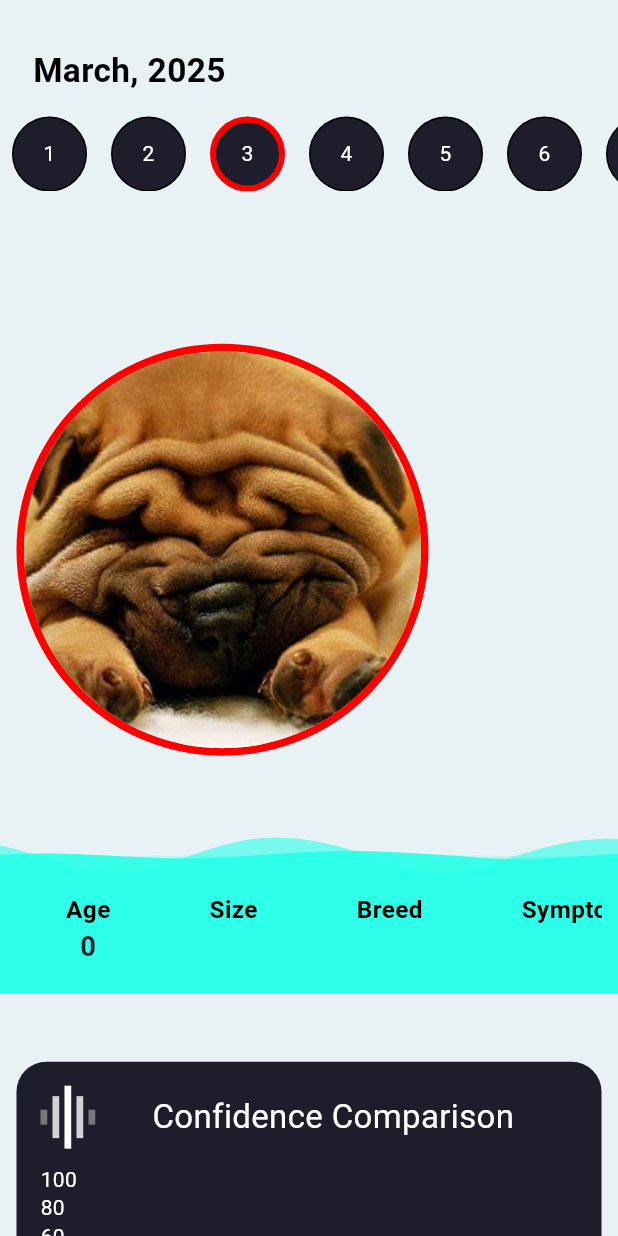
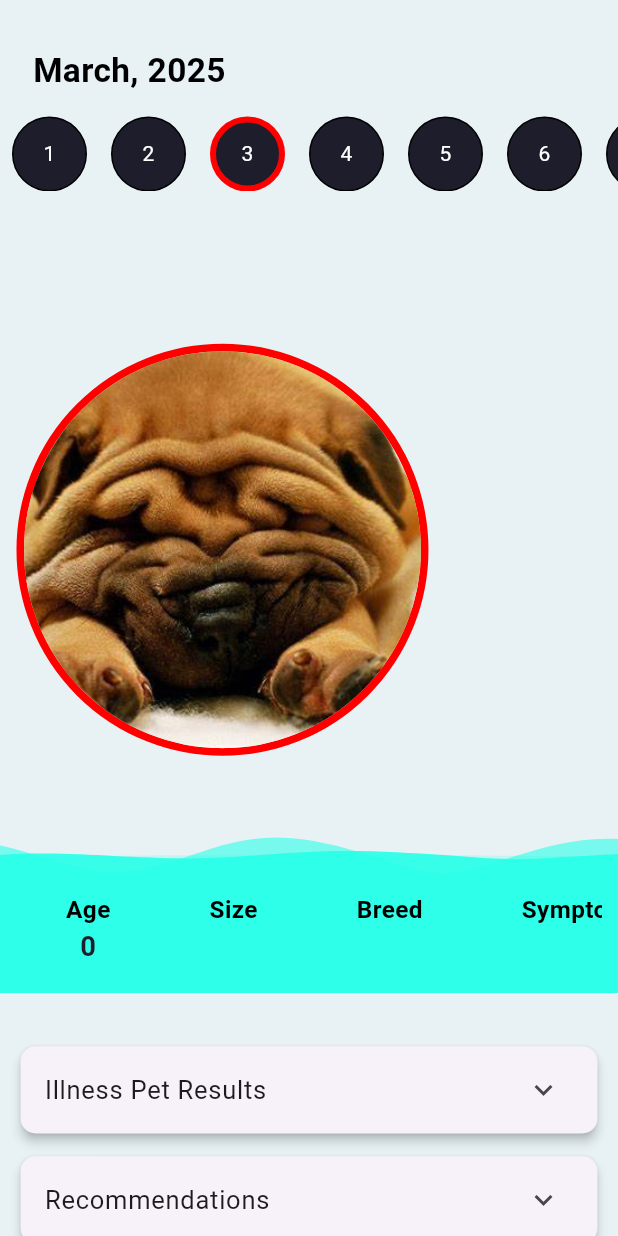
Before and after one commit to javahuhu/PetSymp, a Flutter app: the NewSummaryScreen screen opened directly, on a phone screen of 412 x 824 dp. Run offline on Flutter 3.47's test engine with Material 3 defaults, Android fonts, the phone set to English and light mode, and no system bars; drawn by our look-alikes of fl_chart; our stand-ins replace auto_size_text, cloud_firestore, firebase_auth, firebase_core, firebase_storage, flutter_screenutil and 4 more; accounts and stored records are empty.

Commit message:
Confidence Score

```diff
--- a/petsymp/lib/barchart/barchart.dart
+++ b/petsymp/lib/barchart/barchart.dart
@@ -76,7 +76,7 @@ class _BarChartSample2State extends State<BarChartSample2> {
               child: BarChart(
                 BarChartData(
                   maxY: 100,
-                  groupsSpace: 40,
+                  groupsSpace: 20,
                   barGroups: showingBarGroups,
                   barTouchData: BarTouchData(
                     touchTooltipData: BarTouchTooltipData(
@@ -84,7 +84,7 @@ class _BarChartSample2State extends State<BarChartSample2> {
                         final algorithm = ['FC', 'GB', 'AB'][rodIndex];
                         return BarTooltipItem(
                           '$algorithm: ${rod.toY.toStringAsFixed(0)}',
-                          const TextStyle(color: Colors.white),
+                           TextStyle(color: const Color.fromARGB(255, 0, 0, 0)),
                         );
                       },
                     ),
@@ -117,7 +117,7 @@ class _BarChartSample2State extends State<BarChartSample2> {
                         reservedSize: 40,
                         getTitlesWidget: (value, meta) => Text(
                           '${value.toInt()}',
-                          style: const TextStyle(color: Colors.white),
+                          style: TextStyle(color: Colors.grey.shade700),
                         ),
                       ),
                     ),
@@ -136,7 +136,7 @@ class _BarChartSample2State extends State<BarChartSample2> {
                             meta: meta,
                             child: Text(
                               label,
-                              style: const TextStyle(fontSize: 15, color: Colors.white),
+                              style:  TextStyle(fontSize: 15, color: Colors.grey.shade700),
                               overflow: TextOverflow.ellipsis,
                               maxLines: 3,
                               textAlign: TextAlign.center,
@@ -225,17 +225,17 @@ class _BarChartSample2State extends State<BarChartSample2> {
     return Container(
       padding: const EdgeInsets.symmetric(horizontal: 0, vertical: 6),
       decoration: BoxDecoration(
-        color: const Color.fromRGBO(29, 29, 44, 1.0),
+        color: const Color.fromARGB(0, 29, 29, 44),
         borderRadius: BorderRadius.circular(100),
       ),
       child: Row(
         mainAxisSize: MainAxisSize.min,
         children: [
-          _legendItem(widget.fcColor, "FC"),
+          _legendItem(widget.fcColor, "Forward Chaining"),
           const SizedBox(width: 12),
-          _legendItem(widget.gbColor, "GB"),
+          _legendItem(widget.gbColor, "Gradient Boosting"),
           const SizedBox(width: 12),
-          _legendItem(widget.abColor, "AB"),
+          _legendItem(widget.abColor, "Ada Boost"),
         ],
       ),
     );
@@ -244,10 +244,18 @@ class _BarChartSample2State extends State<BarChartSample2> {
  Widget _legendItem(Color color, String label) {
   return Row(
     children: [
-        Container(width: 14, height: 14, color: color),
+      Container(
+        width: 14,
+        height: 14,
+        decoration: BoxDecoration(
+          color: color,
+          borderRadius: BorderRadius.circular(20), // adjust radius as desired
+        ),
+      ),
       const SizedBox(width: 4),
-        Text(label, style: const TextStyle(color: Colors.white)),
+      Text(label, style:  TextStyle(color: Colors.grey.shade700)),
     ],
   );
 }
+
 }
--- a/petsymp/lib/newsummary.dart
+++ b/petsymp/lib/newsummary.dart
@@ -1,6 +1,7 @@
 import 'package:flutter/material.dart';
 import 'package:flutter_screenutil/flutter_screenutil.dart';
 import 'package:lottie/lottie.dart';
+import 'package:petsymp/Illnessdetails.dart';
 import 'package:petsymp/homepage.dart';
 import 'package:petsymp/profile.dart';
 import 'package:provider/provider.dart';
@@ -357,51 +358,8 @@ class NewSummaryScreenState extends State<NewSummaryScreen> {
 
            // ===== Top 1–5 =====
 
-// ===== Single scrollable Top‑10 chart =====
-// ===== Single scrollable Top‑10 chart =====
-Padding(
-  padding: EdgeInsets.symmetric(horizontal: 10.w, vertical: 10.h),
-  child: Container(
-    decoration: BoxDecoration(
-      color: const Color.fromRGBO(29, 29, 44, 1.0),
-      borderRadius: BorderRadius.circular(20),
-    ),
-    height: 250.h,
-    child: SingleChildScrollView(
-      scrollDirection: Axis.horizontal,
-      child: Consumer<UserData>(
-        builder: (_, userData, __) {
-          final diagnoses = List<Map<String, dynamic>>.from(userData.diagnosisResults)
-            ..sort((a, b) => (b['confidence_ab'] as num).compareTo((a['confidence_ab'] as num)));
-          final top10 = diagnoses.take(10).toList();
-          while (top10.length < 10) {
-            top10.add({'illness': '', 'confidence_fc': 0.0, 'confidence_gb': 0.0, 'confidence_ab': 0.0});
-          }
 
-          final labels = top10.map((d) => d['illness'] as String).toList();
-          final fc = top10.map((d) => (d['confidence_fc'] as num).toDouble()).toList();
-          final gb = top10.map((d) => (d['confidence_gb'] as num).toDouble()).toList();
-          final ab = top10.map((d) => (d['confidence_ab'] as num).toDouble()).toList();
-
-          // Calculate width: 100.w per group with some margin
-          final chartWidth = math.max(labels.length * 110.w, MediaQuery.of(context).size.width - 70.w);
-
-          return SizedBox(
-            width: chartWidth,
-            child: BarChartSample2(
-              illnessLabels: labels,
-              fcScores: fc,
-              gbScores: gb,
-              abScores: ab,// Pass the calculated width
-            ),
-          );
-        },
-      ),
-    ),
-  ),
-),
-
-    SizedBox(height: 20.h,),
+    SizedBox(height: 0.h,),
 
              Positioned(
               top: 0.h,
@@ -427,14 +385,13 @@ Padding(
                                         //progress indicator 1
                         if (topDiagnoses.isNotEmpty)
                            Padding(
-                        padding: EdgeInsets.only(top: 15.h, left: 10.w),
-                        child: Row(
-                          mainAxisAlignment: MainAxisAlignment.start, // Left-align the column
+                          padding: EdgeInsets.only(left: 0.w, right: 60.w,top: 20.h),
+                          child: Container(
+                            width: 250.w, // Keep fixed width for alignment
+                            child: Column(
+                              crossAxisAlignment: CrossAxisAlignment.start,
                               children: [
-                            Column(
-                              mainAxisSize: MainAxisSize.min,
-                              children: [
-                                // Circle with red arc + gray background
+                                // Progress Indicator
                                 SizedBox(
                                   width: 110.w,
                                   height: 110.w,
@@ -452,7 +409,7 @@ Padding(
                                       ),
                                     ),
                                       Text(
-                                        "${((topDiagnoses[0]['confidence_ab'] ?? 0.0) * 100).round()}%", // e.g. "${((value)*100).round()}%"
+                                        "${((topDiagnoses[0]['confidence_ab'] ?? 0.0) * 100).round()}%",
                                         style: TextStyle(
                                           fontSize: 20.sp,
                                           fontWeight: FontWeight.bold,
@@ -462,26 +419,38 @@ Padding(
                                     ],
                                   ),
                                 ),
-                                SizedBox(height: 10.h),
 
-                                // Illness text directly underneath
-                                Text(
-                                topDiagnoses[0]['illness'] ?? "", // e.g. topDiagnoses[x]['illness'] ?? ""
+                        Transform.translate(
+                          offset: Offset(-10.w, 10.h), // ✅ Moves the text to the left
+                          child: ConstrainedBox(
+                            constraints: BoxConstraints(
+                              maxWidth: 250.w,
+                            ),
+                            child: Text(
+                              topDiagnoses[0]['illness'] ?? "",
+                              softWrap: true,
+                              overflow: TextOverflow.visible,
+                              maxLines: 4,
+                              textAlign: TextAlign.left,
                               style: TextStyle(
                                 fontSize: 18.sp,
+                                fontWeight: FontWeight.bold,
                                 color: Colors.black,
-                                    fontWeight: FontWeight.bold,
                               ),
                             ),
+                          ),
+                        ),
+
                               ],
                             ),
-                          ],
                           ),
                         ),
 
 
+
+
                   Padding(
-                    padding: EdgeInsets.only(top: 5.h),
+                    padding: EdgeInsets.only(top: 10.h),
                     child: SizedBox(
                       width: 340.w,
                       child: Text(
@@ -501,7 +470,12 @@ Padding(
                     padding: EdgeInsets.only(top: 5.h, left: 200.w),
                     child: ElevatedButton(
                         onPressed: () {
-                          // Your logic here
+                           Navigator.push(
+                          context,
+                          MaterialPageRoute(
+                            builder: (context) => IllnessdetailsScreen(illnessName: topDiagnoses[0]['illness']),
+                          ),
+                        );
                                                 },
                         style: ElevatedButton.styleFrom(
                           elevation: 0,                       // Removes shadow
@@ -525,15 +499,15 @@ Padding(
 
 
                    if (topDiagnoses.length > 1)
+
                      Padding(
-                padding: EdgeInsets.only(top: 15.h, left: 10.w),
-                child: Row(
-                  mainAxisAlignment: MainAxisAlignment.start, // Left-align the column
+                    padding: EdgeInsets.only(left: 0.w, right: 60.w, top: 50.h),
+                    child: Container(
+                      width: 250.w, // Keep fixed width for alignment
+                      child: Column(
+                        crossAxisAlignment: CrossAxisAlignment.start,
                         children: [
-                    Column(
-                      mainAxisSize: MainAxisSize.min,
-                      children: [
-                        // Circle with red arc + gray background
+                          // Progress Indicator
                           SizedBox(
                             width: 110.w,
                             height: 110.w,
@@ -551,7 +525,7 @@ Padding(
                                 ),
                               ),
                                 Text(
-                                "${((topDiagnoses[1]['confidence_ab'] ?? 0.0) * 100).round()}%", // e.g. "${((value)*100).round()}%"
+                                  "${((topDiagnoses[1]['confidence_ab'] ?? 0.0) * 100).round()}%",
                                   style: TextStyle(
                                     fontSize: 20.sp,
                                     fontWeight: FontWeight.bold,
@@ -561,26 +535,37 @@ Padding(
                               ],
                             ),
                           ),
-                        SizedBox(height: 10.h),
 
-                        // Illness text directly underneath
-                        Text(
-                        topDiagnoses[1]['illness'] ?? "", // e.g. topDiagnoses[x]['illness'] ?? ""
+                  Transform.translate(
+                    offset: Offset(-10.w, 10.h), // ✅ Moves the text to the left
+                    child: ConstrainedBox(
+                      constraints: BoxConstraints(
+                        maxWidth: 250.w,
+                      ),
+                      child: Text(
+                        topDiagnoses[1]['illness'] ?? "",
+                        softWrap: true,
+                        overflow: TextOverflow.visible,
+                        maxLines: 4,
+                        textAlign: TextAlign.left,
                         style: TextStyle(
                           fontSize: 18.sp,
+                          fontWeight: FontWeight.bold,
                           color: Colors.black,
-                            fontWeight: FontWeight.bold,
                         ),
                       ),
+                    ),
+                  ),
+
                         ],
                       ),
-                  ],
                     ),
                   ),
 
 
+
                   Padding(
-                    padding: EdgeInsets.only(top: 5.h),
+                    padding: EdgeInsets.only(top: 10.h),
                     child: SizedBox(
                       width: 340.w,
                       child: Text(
@@ -600,7 +585,12 @@ Padding(
                     padding: EdgeInsets.only(top: 5.h, left: 200.w),
                     child: ElevatedButton(
                         onPressed: () {
-                          // Your logic here
+                           Navigator.push(
+                          context,
+                          MaterialPageRoute(
+                            builder: (context) => IllnessdetailsScreen(illnessName: topDiagnoses[1]['illness']),
+                          ),
+                        );
                         },
                         style: ElevatedButton.styleFrom(
                           elevation: 0,                       // Removes shadow
@@ -626,14 +616,13 @@ Padding(
 
                 if (topDiagnoses.length > 2)
               Padding(
-                  padding: EdgeInsets.only(top: 15.h, left: 10.w),
-                  child: Row(
-                    mainAxisAlignment: MainAxisAlignment.start, // Left-align the column
+              padding: EdgeInsets.only(left: 0.w, right: 60.w, top: 50.h),
+              child: Container(
+                width: 250.w, // Keep fixed width for alignment
+                child: Column(
+                  crossAxisAlignment: CrossAxisAlignment.start,
                   children: [
-                      Column(
-                        mainAxisSize: MainAxisSize.min,
-                        children: [
-                          // Circle with red arc + gray background
+                    // Progress Indicator
                     SizedBox(
                       width: 110.w,
                       height: 110.w,
@@ -651,7 +640,7 @@ Padding(
                           ),
                         ),
                           Text(
-                                  "${((topDiagnoses[2]['confidence_ab'] ?? 0.0) * 100).round()}%", // e.g. "${((value)*100).round()}%"
+                            "${((topDiagnoses[2]['confidence_ab'] ?? 0.0) * 100).round()}%",
                             style: TextStyle(
                               fontSize: 20.sp,
                               fontWeight: FontWeight.bold,
@@ -661,26 +650,38 @@ Padding(
                         ],
                       ),
                     ),
-                          SizedBox(height: 10.h),
 
-                          // Illness text directly underneath
-                          Text(
-                          topDiagnoses[2]['illness'] ?? "", // e.g. topDiagnoses[x]['illness'] ?? ""
+            Transform.translate(
+              offset: Offset(-10.w, 10.h), // ✅ Moves the text to the left
+              child: ConstrainedBox(
+                constraints: BoxConstraints(
+                  maxWidth: 250.w,
+                ),
+                child: Text(
+                  topDiagnoses[2]['illness'] ?? "",
+                  softWrap: true,
+                  overflow: TextOverflow.visible,
+                  maxLines: 4,
+                  textAlign: TextAlign.left,
                   style: TextStyle(
                     fontSize: 18.sp,
+                    fontWeight: FontWeight.bold,
                     color: Colors.black,
-                              fontWeight: FontWeight.bold,
                   ),
                 ),
+              ),
+            ),
+
                   ],
                 ),
-                    ],
               ),
             ),
 
 
+
+
                   Padding(
-                    padding: EdgeInsets.only(top: 5.h),
+                    padding: EdgeInsets.only(top: 10.h),
                     child: SizedBox(
                       width: 340.w,
                       child: Text(
@@ -700,7 +701,12 @@ Padding(
                     padding: EdgeInsets.only(top: 5.h, left: 200.w),
                     child: ElevatedButton(
                         onPressed: () {
-                          // Your logic here
+                           Navigator.push(
+                          context,
+                          MaterialPageRoute(
+                            builder: (context) => IllnessdetailsScreen(illnessName: topDiagnoses[2]['illness']),
+                          ),
+                        );
                         },
                         style: ElevatedButton.styleFrom(
                           elevation: 0,                       // Removes shadow
--- a/petsymp/lib/symptomsquestions.dart
+++ b/petsymp/lib/symptomsquestions.dart
@@ -44,7 +44,7 @@
         "How long has your pet had lethargy?",
         "Is the lethargy Mild or Severe?"
       ],
-      "impactDays": {"1-2 days": 1.0, "3-5 days": 1.1, "6-10 days": 1.2, "11+ days": 1.5},
+      "impactDays": {"1-2 days": 1.0, "3-5 days": 1.1, "6-10 days": 1.2, "11+ days": 1.5, "variable": 1.1},
       "impactSymptom": {"mild": 1.1, "severe": 1.5, "variable": 1.1},
     },
     "eye discharge": {
@@ -76,7 +76,7 @@
         "How long has your pet had seizures?",
         "Are the seizures Partial or Generalized?"
       ],
-      "impactDays": {"1-2 days": 1.0, "3-5 days": 1.1, "6-10 days": 1.2, "11+ days": 1.5},
+      "impactDays": {"1-2 days": 1.0, "3-5 days": 1.1, "6-10 days": 1.2, "11+ days": 1.5, "generalized": 1.4,},
       "impactSymptom": {
         "partial": 1.1,
         "generalized": 1.4,
@@ -98,7 +98,7 @@
         "How long has your pet had muscle paralysis?",
         "Is the muscle paralysis Ascending?"
       ],
-      "impactDays": {"1-2 days": 1.0, "3-5 days": 1.1, "6-10 days": 1.2, "11+ days": 1.5},
+      "impactDays": {"1-2 days": 1.0, "3-5 days": 1.1, "6-10 days": 1.2, "11+ days": 1.5, "irreversible": 1.2},
       "impactSymptom": {"ascending": 1.3, "irreversible": 1.2},
     },
   };
--- a/petsymp/lib/userdata.dart
+++ b/petsymp/lib/userdata.dart
@@ -2,6 +2,7 @@ import 'dart:convert';
 import 'package:flutter/material.dart';
 import 'package:http/http.dart' as http;
 import 'symptomsquestions.dart';
+import 'symptomsdescriptions.dart';
 class UserData with ChangeNotifier {
   // Basic user info
   String _userName = '';
```
Also changed, not shown: petsymp/lib/illnessdetails.dart (added, +434 -0 lines), 4 other files. Lines whose indentation alone changed are shown as unchanged.
